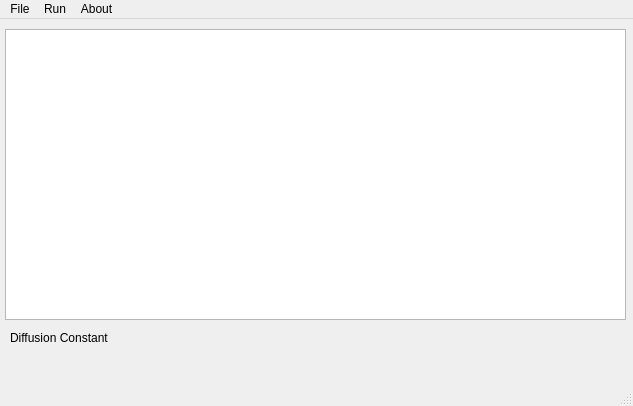
Qt form mainwindow.ui (jonbramble/qt-frap-tool) before a commit.
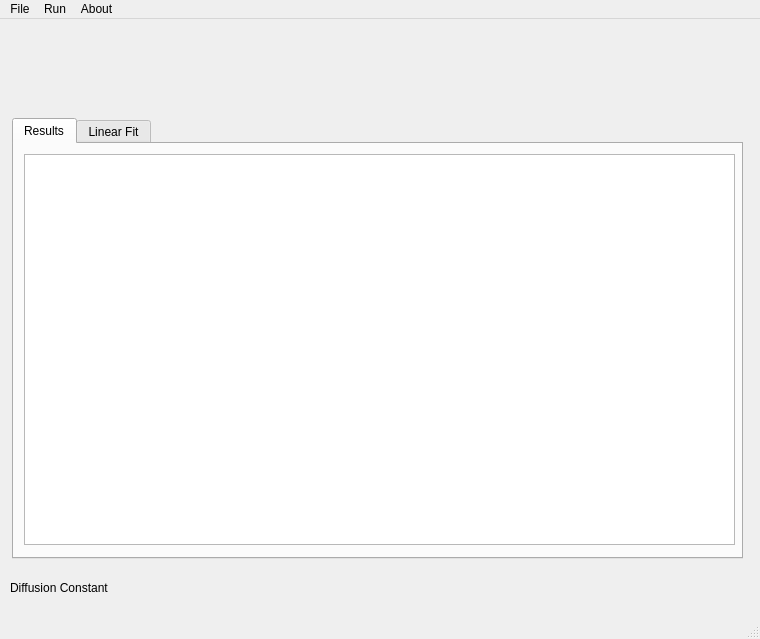
The same form after that commit.

The edit to the form file:
```diff
--- a/mainwindow.ui
+++ b/mainwindow.ui
@@ -6,29 +6,19 @@
    <rect>
     <x>0</x>
     <y>0</y>
-    <width>633</width>
-    <height>406</height>
+    <width>760</width>
+    <height>639</height>
    </rect>
   </property>
   <property name="windowTitle">
    <string>FrapTool</string>
   </property>
   <widget class="QWidget" name="centralWidget">
-   <widget class="QTableView" name="tableView">
-    <property name="geometry">
-     <rect>
-      <x>5</x>
-      <y>10</y>
-      <width>621</width>
-      <height>291</height>
-     </rect>
-    </property>
-   </widget>
    <widget class="QLabel" name="label">
     <property name="geometry">
      <rect>
       <x>10</x>
-      <y>310</y>
+      <y>560</y>
       <width>131</width>
       <height>17</height>
      </rect>
@@ -41,7 +31,7 @@
     <property name="geometry">
      <rect>
       <x>140</x>
-      <y>310</y>
+      <y>560</y>
       <width>66</width>
       <height>17</height>
      </rect>
@@ -50,13 +40,56 @@
      <string/>
     </property>
    </widget>
+   <widget class="QTabWidget" name="tabWidget">
+    <property name="geometry">
+     <rect>
+      <x>12</x>
+      <y>99</y>
+      <width>731</width>
+      <height>441</height>
+     </rect>
+    </property>
+    <property name="currentIndex">
+     <number>0</number>
+    </property>
+    <widget class="QWidget" name="tabResults">
+     <attribute name="title">
+      <string>Results</string>
+     </attribute>
+     <widget class="QTableView" name="tableView">
+      <property name="geometry">
+       <rect>
+        <x>10</x>
+        <y>10</y>
+        <width>711</width>
+        <height>391</height>
+       </rect>
+      </property>
+     </widget>
+    </widget>
+    <widget class="QWidget" name="tabImage">
+     <attribute name="title">
+      <string>Linear Fit</string>
+     </attribute>
+     <widget class="QGraphicsView" name="linearfitimage">
+      <property name="geometry">
+       <rect>
+        <x>10</x>
+        <y>10</y>
+        <width>711</width>
+        <height>391</height>
+       </rect>
+      </property>
+     </widget>
+    </widget>
+   </widget>
   </widget>
   <widget class="QMenuBar" name="menuBar">
    <property name="geometry">
     <rect>
      <x>0</x>
      <y>0</y>
-     <width>633</width>
+     <width>760</width>
      <height>25</height>
     </rect>
    </property>
```
Left out of the diff: 6 changed lines with no effect on the pictures.
